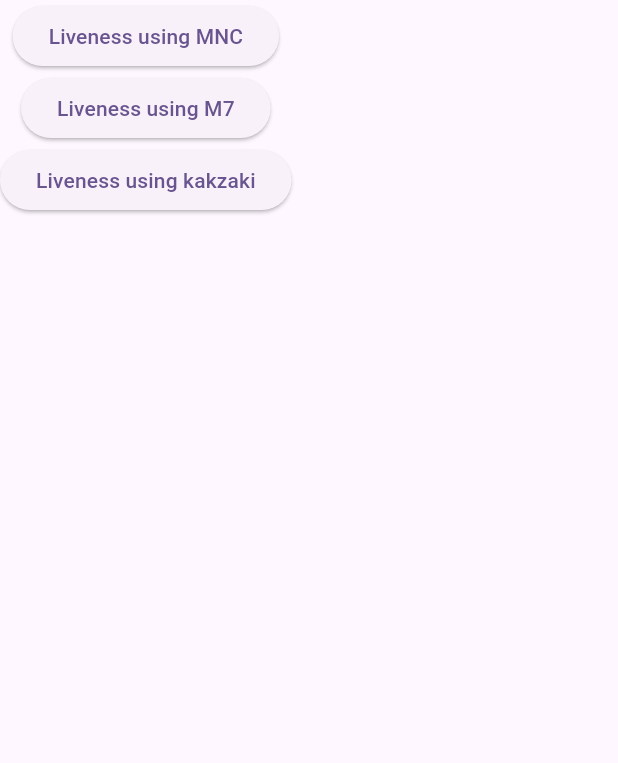
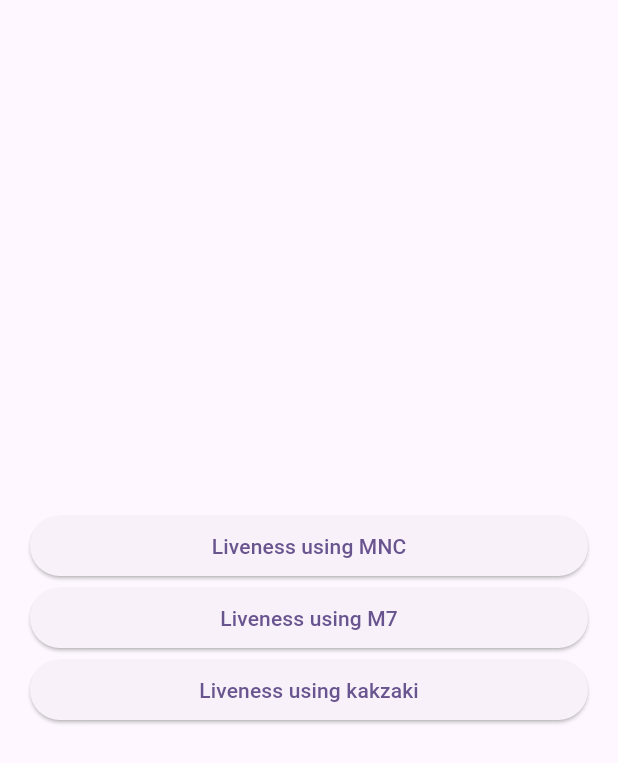
Before and after one commit to bilardos29/liveness, a Flutter app: the screen it shows after launch, on a phone screen of 412 x 824 dp. Shown: the top 763 px of the screen. Run offline on Flutter 3.47's test engine with Material 3 defaults, Android fonts, the phone set to English and light mode, and no system bars; missing offline and left inert: liveness_cam, m7_livelyness_detection, mnc_identifier_face.

Commit message:
fixing some issue

```diff
--- a/lib/feature/liveness.dart
+++ b/lib/feature/liveness.dart
@@ -1,4 +1,5 @@
 import 'package:flutter/material.dart';
+import 'package:liveness/feature/kakzaki_screen.dart';
 import 'package:liveness/feature/m7_screen.dart';
 import 'package:m7_livelyness_detection/index.dart';
 import 'package:mnc_identifier_face/mnc_identifier_face.dart';
@@ -31,13 +32,17 @@ class _LivenessState extends State<Liveness> {
 
   Future<void> startDetectionKakzaki() async {
     Navigator.push(context,
-        MaterialPageRoute(builder: (context) => const M7Screen()));
+        MaterialPageRoute(builder: (context) => const KakzakiScreen()));
   }
 
   @override
   Widget build(BuildContext context) {
     return Scaffold(
-      body: Column(
+      body: Padding(
+        padding: const EdgeInsets.symmetric(horizontal: 20.0),
+        child: Column(
+          mainAxisAlignment: MainAxisAlignment.center,
+          crossAxisAlignment: CrossAxisAlignment.stretch,
           children: [
             ElevatedButton(onPressed: () {
               startDetectionMNC();
@@ -55,6 +60,7 @@ class _LivenessState extends State<Liveness> {
             child: const Text("Liveness using kakzaki"),),
           ],
         ),
+      ),
     );
   }
 }
```
Also changed, not shown: lib/feature/kakzaki_screen.dart (+8 -1 lines), lib/feature/m7_screen.dart (+5 -3 lines), 2 other files. Lines whose indentation alone changed are shown as unchanged.
